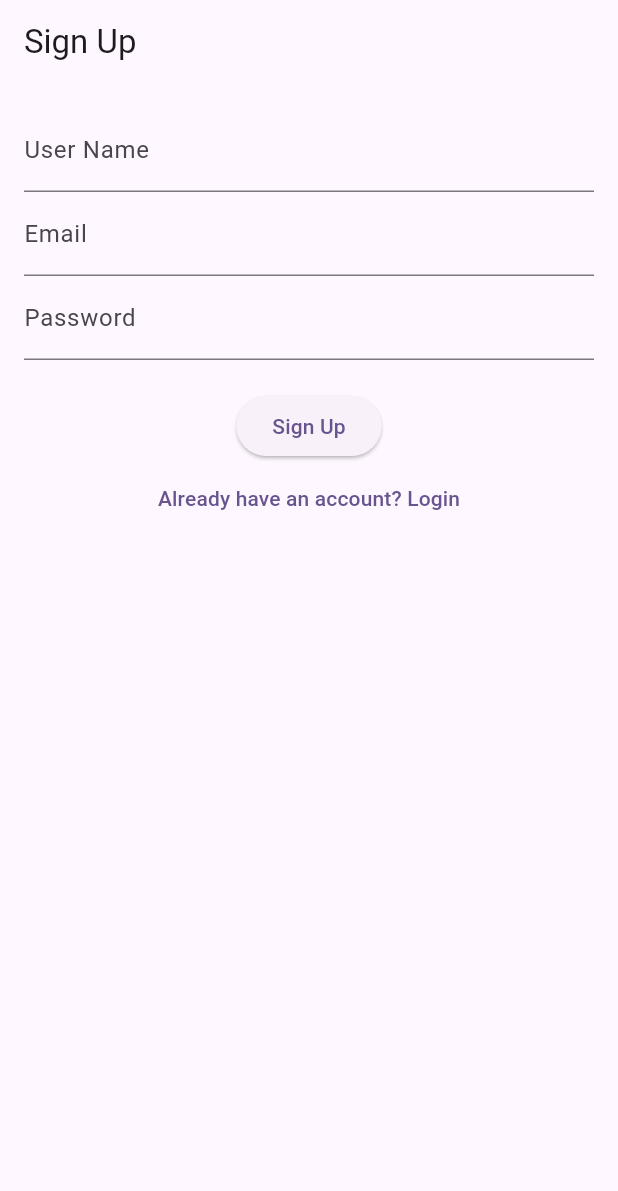
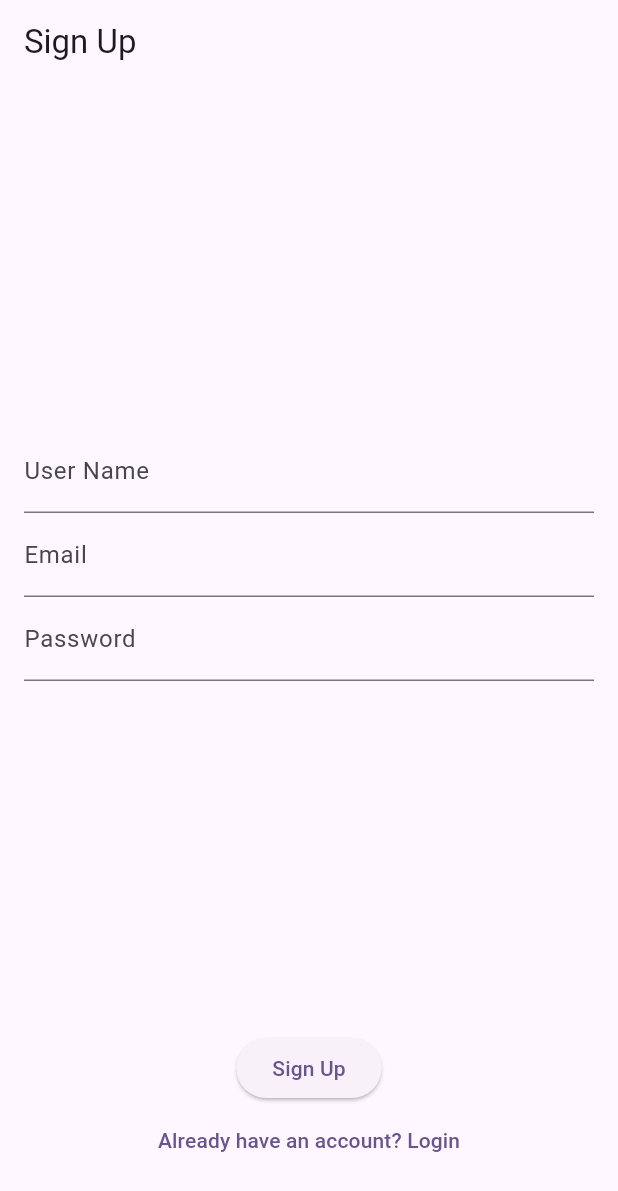
Before and after one commit to Abhisek-07/login_page_demo, a Flutter app: the screen it shows after launch, after a tap on "New user? Sign Up", on a phone screen of 412 x 824 dp. Shown: the top 1191 px of the screen. Run offline on Flutter 3.47's test engine with Material 3 defaults, Android fonts, the light colour scheme and no system bars; our stand-ins replace email_validator, flutter_bloc, hive; accounts and stored records are empty.

Commit message:
Ui modifications in auth screen

```diff
--- a/lib/app.dart
+++ b/lib/app.dart
@@ -15,6 +15,15 @@ class App extends StatelessWidget {
   Widget build(BuildContext context) {
     return BlocProvider(
       create: (context) => AuthBloc(userBox),
+      child: Listener(
+        behavior: HitTestBehavior.opaque,
+        onPointerUp: (_) {
+          FocusScopeNode currentFocus = FocusScope.of(context);
+          if (!currentFocus.hasPrimaryFocus &&
+              currentFocus.focusedChild != null) {
+            FocusManager.instance.primaryFocus?.unfocus();
+          }
+        },
         child: MaterialApp(
           title: 'Flutter Demo',
           theme: ThemeData(
@@ -38,6 +47,7 @@ class App extends StatelessWidget {
           ),
           home: const AuthScreen(),
         ),
+      ),
     );
   }
 }
--- a/lib/ui/auth_page.dart
+++ b/lib/ui/auth_page.dart
@@ -40,6 +40,17 @@ class _AuthScreenState extends State<AuthScreen> {
     return null;
   }
 
+  void _toggleFormType() {
+    setState(() {
+      isSignUp = !isSignUp;
+      // Reset the form and clear field values to avoid showing incorrect validation errors
+      _formKey.currentState?.reset();
+      _emailController.clear();
+      _passwordController.clear();
+      _userNameController.clear();
+    });
+  }
+
   @override
   Widget build(BuildContext context) {
     return BlocListener<AuthBloc, AuthState>(
@@ -65,7 +76,9 @@ class _AuthScreenState extends State<AuthScreen> {
           child: Form(
             key: _formKey,
             child: Column(
+              mainAxisAlignment: MainAxisAlignment.center,
               children: [
+                const Spacer(),
                 if (isSignUp)
                   TextFormField(
                     controller: _userNameController,
@@ -84,6 +97,7 @@ class _AuthScreenState extends State<AuthScreen> {
                   validator: _validatePassword,
                 ),
                 const SizedBox(height: 20),
+                const Spacer(),
                 ElevatedButton(
                   onPressed: () {
                     if (_formKey.currentState!.validate()) {
@@ -109,14 +123,15 @@ class _AuthScreenState extends State<AuthScreen> {
                 ),
                 TextButton(
                   onPressed: () {
-                    setState(() {
-                      isSignUp = !isSignUp;
-                    });
+                    _toggleFormType();
                   },
                   child: Text(isSignUp
                       ? 'Already have an account? Login'
                       : 'New user? Sign Up'),
                 ),
+                const SizedBox(
+                  height: 24,
+                )
               ],
             ),
           ),
```
Lines whose indentation alone changed are shown as unchanged.
